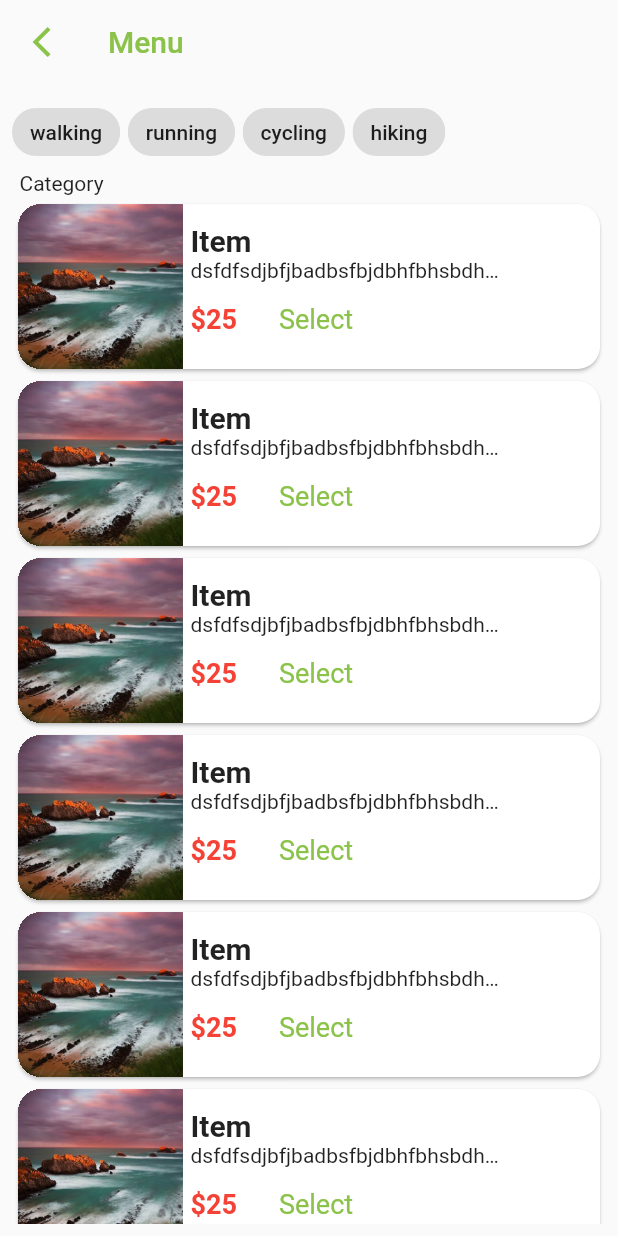
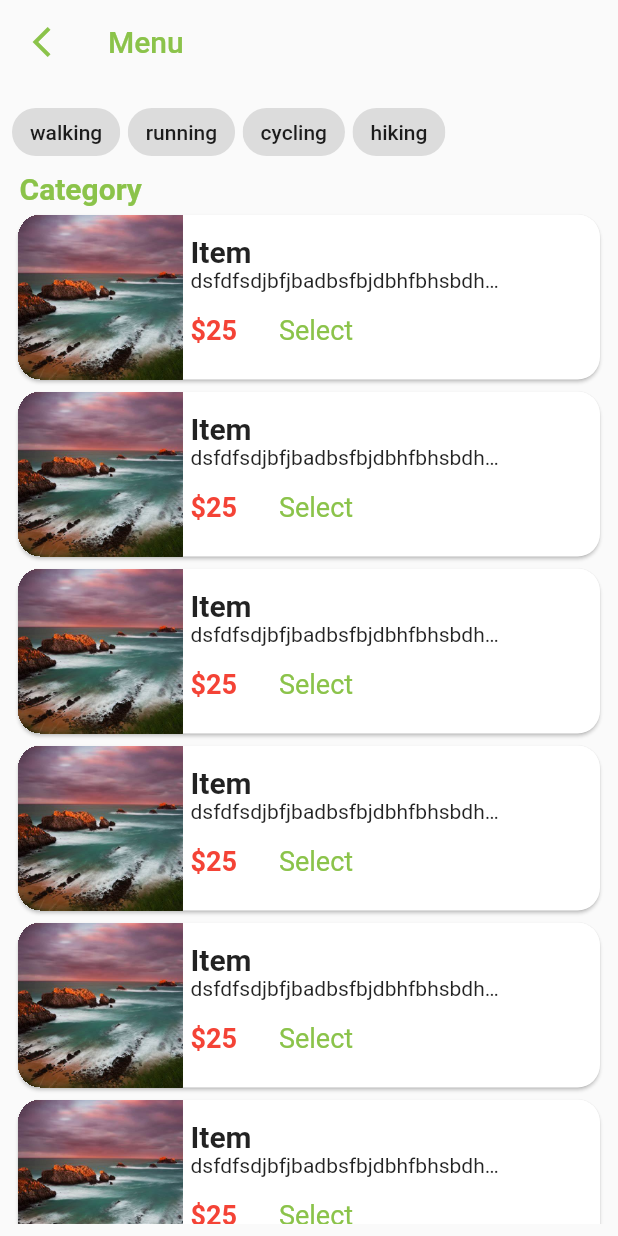
Before and after one commit to Krupal01/hm, a Flutter app: the MenuScreen screen opened directly, on a phone screen of 412 x 824 dp. Run offline on Flutter 3.47's test engine with Material 2 defaults, Android fonts, the phone set to English and light mode, and no system bars; our stand-ins replace bloc, flutter_bloc, flutter_slidable, input_quantity.

Commit message:
menu screen ,

```diff
--- a/lib/widgets/menu_item.dart
+++ b/lib/widgets/menu_item.dart
@@ -47,11 +47,9 @@ class _MenuItemState extends State<MenuItem> {
               horizontal: 5,
               vertical: 2,
             ),
-            child: const Text(
+            child: Text(
               "Category",
-              style: TextStyle(
-                fontSize: 14,
-              ),
+              style: primaryTextStyles['20B'],
             ),
           ),
         ),
```
